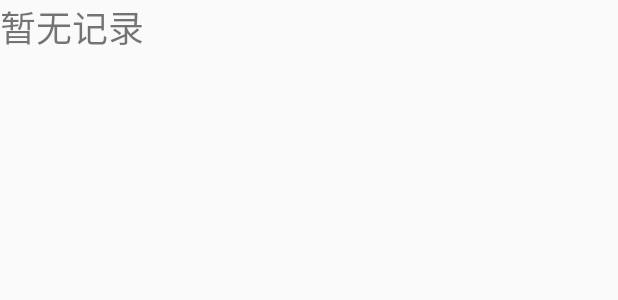
After one commit to gupan1999/Library, an Android app: the layout no_data.xml on its own in the app's theme, with its tools: preview values and no code run, on a phone screen of 412 x 824 dp. The commit adds this screen. Shown: the top 300 px of the screen. Run offline under Robolectric (Android 15) with nearby library versions, the light colour scheme and no system bars.

Commit message:
dbtry_origin

```diff
--- a/app/build.gradle
+++ b/app/build.gradle
@@ -33,5 +33,6 @@ dependencies {
     implementation 'com.google.code.gson:gson:2.8.5'
     implementation 'com.github.bumptech.glide:glide:4.9.0'
     annotationProcessor 'com.github.bumptech.glide:compiler:4.9.0'
-
+    implementation 'org.litepal.android:java:3.0.0'
+    implementation 'com.facebook.stetho:stetho:1.5.1'
 }
--- a/app/src/main/AndroidManifest.xml
+++ b/app/src/main/AndroidManifest.xml
@@ -35,6 +35,7 @@
     <uses-permission android:name="android.permission.READ_CONTACTS" />
     <uses-permission android:name="android.permission.INTERNET" />
 
+    <uses-permission android:name="android.permission.ACCESS_NETWORK_STATE" />
     <uses-permission android:name="android.permission.GET_ACCOUNTS" />
 
 </manifest>
--- a/app/src/main/java/com/example/version1/MyLentActivity.java
+++ b/app/src/main/java/com/example/version1/MyLentActivity.java
@@ -18,7 +18,7 @@ import java.util.ArrayList;
 import java.util.List;
 
 public class MyLentActivity extends AppCompatActivity {
-    private List<LentInformation> LentList;
+
     private RecyclerView recyclerView;
     private BaseRecyclerAdapter adapter;
 public List<LentInformation>getLentList(List<Information>inList){
@@ -39,14 +39,14 @@ public List<LentInformation>getLentList(List<Information>inList){
         setContentView(R.layout.activity_my_lent);
         TitleLayout titleLayout=findViewById(R.id.titleLayout3);
         titleLayout.setTitle("我的借阅");
-        LentList=getLentList(HttpUtil.informationList); //得到借阅信息
+        User.leList=getLentList(HttpUtil.informationList); //得到借阅信息
         recyclerView=findViewById(R.id.recyclerview);
 
         LinearLayoutManager layoutManager=new LinearLayoutManager(this);//线性布局管理Recyclerview
         recyclerView.setLayoutManager(layoutManager);  //设置为线性布局管理
         recyclerView.addItemDecoration(new DividerItemDecoration(this,DividerItemDecoration.VERTICAL));//每行划分割线
         //LentAdapter adapter=new LentAdapter(LentList);  //放入适配器
-        adapter=new BaseRecyclerAdapter<LentInformation>(this,R.layout.items,LentList) {
+        adapter=new BaseRecyclerAdapter<LentInformation>(this,R.layout.items,User.leList) {
             @Override
             public void convert(BaseViewHolder holder, LentInformation lentInformation) {
             holder.setText(R.id.bookName,lentInformation.bookName);
--- a/app/src/main/java/com/example/version1/MythingsActivity.java
+++ b/app/src/main/java/com/example/version1/MythingsActivity.java
@@ -9,6 +9,8 @@ import android.view.Window;
 import android.widget.Button;
 
 import com.example.version1.customed.TitleLayout;
+
+import org.litepal.LitePal;
 
 public class MythingsActivity extends AppCompatActivity implements View.OnClickListener {
 
@@ -26,7 +28,7 @@ public class MythingsActivity extends AppCompatActivity implements View.OnClickL
         Message.setOnClickListener(this);
         Reserve.setOnClickListener(this);
         MyLent.setOnClickListener(this);
-
+        Log.d("更新数据库", LitePal.findAll(MessageInformation.class).toString());
     }
 
     @Override
--- a/app/src/main/java/com/example/version1/User.java
+++ b/app/src/main/java/com/example/version1/User.java
@@ -5,4 +5,5 @@ import java.util.List;
 
 public class User {
    public static List<MessageInformation> mesList;
+   public static List<LentInformation>leList;
 }
--- /dev/null
+++ b/app/src/main/res/layout/no_data.xml
@@ -0,0 +1,19 @@
+<?xml version="1.0" encoding="utf-8"?>
+<android.support.constraint.ConstraintLayout
+    xmlns:android="http://schemas.android.com/apk/res/android"
+    xmlns:app="http://schemas.android.com/apk/res-auto"
+    xmlns:tools="http://schemas.android.com/tools"
+    android:layout_width="match_parent"
+    android:layout_height="match_parent">
+
+    <TextView
+        android:id="@+id/textView"
+        android:layout_width="0dp"
+        android:layout_height="0dp"
+        android:text="@string/no_data"
+        android:textSize="24sp"
+        app:layout_constraintBottom_toBottomOf="parent"
+        app:layout_constraintEnd_toEndOf="parent"
+        app:layout_constraintStart_toStartOf="parent"
+        app:layout_constraintTop_toTopOf="parent" />
+</android.support.constraint.ConstraintLayout>
--- a/app/src/main/res/values/strings.xml
+++ b/app/src/main/res/values/strings.xml
@@ -17,4 +17,5 @@
         completions."
     </string>
     <string name="delete">删除</string>
+    <string name="no_data" >暂无记录</string>
 </resources>
```
Also changed, not shown: app/src/main/assets/litepal.xml (added, +50 -0 lines), app/src/main/java/com/example/version1/Information.java (+3 -50 lines), app/src/main/java/com/example/version1/LentInformation.java (added, +32 -0 lines), app/src/main/java/com/example/version1/MainActivity.java (+31 -1 lines), app/src/main/java/com/example/version1/MessageActivity.java (+13 -16 lines), app/src/main/java/com/example/version1/MessageInformation.java (added, +32 -0 lines), app/src/main/java/com/example/version1/MyApplication.java (+7 -3 lines), app/src/main/java/com/example/version1/Util/BaseRecyclerAdapter.java (+6 -1 lines), app/src/main/java/com/example/version1/Util/HttpUtil.java (+28 -0 lines), app/src/main/java/com/example/version1/Util/Temp.java (added, +26 -0 lines).
